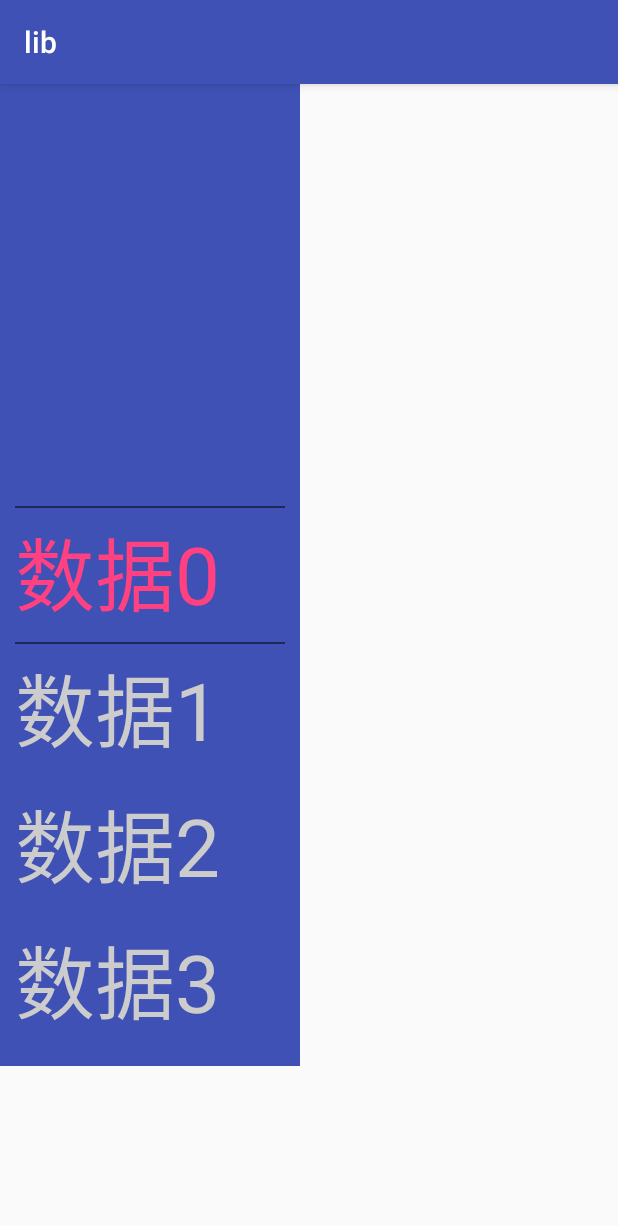
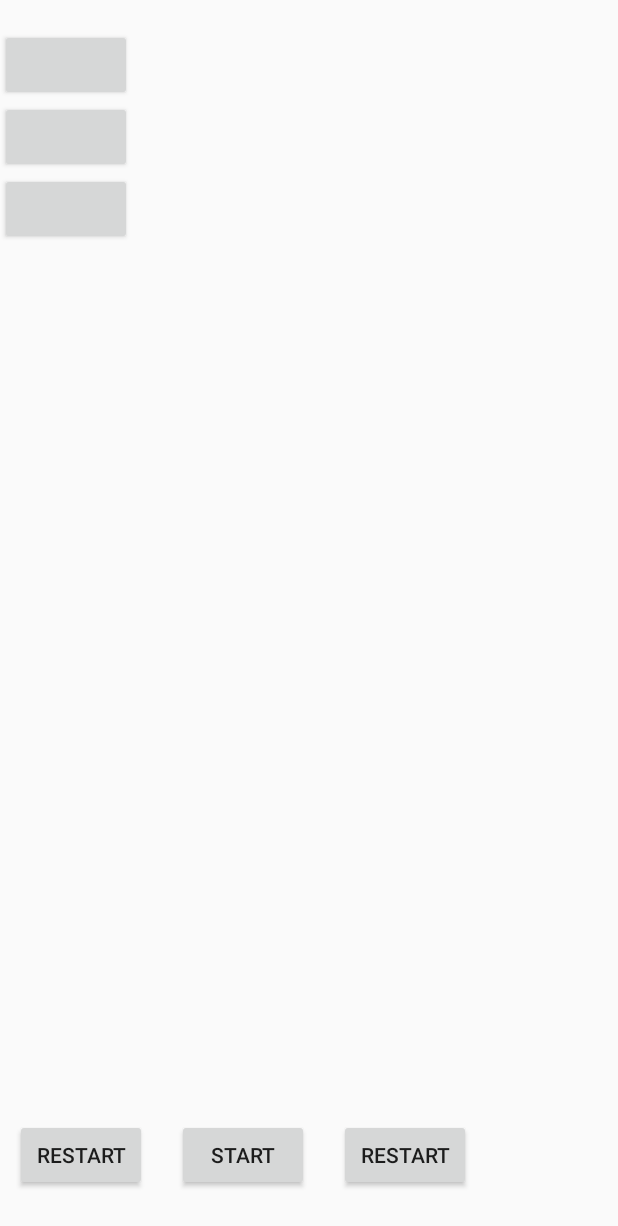
Before and after one commit to huanglx27/fitnesshourglass, an Android app: the screen it shows after launch (MainActivity), on a phone screen of 412 x 824 dp. Shown: the top 1226 px of the screen. Run offline under Robolectric (Android 15) with nearby library versions, the phone set to English and light mode, and no system bars.

Commit message:
加入CountdownTimer。

```diff
--- /dev/null
+++ b/app/src/main/java/com/fitnesshourglass/android/CountDown/CountDownFrament.java
@@ -0,0 +1,86 @@
+package com.fitnesshourglass.android.CountDown;
+
+import android.os.Bundle;
+import android.support.annotation.NonNull;
+import android.support.annotation.Nullable;
+import android.support.v4.app.Fragment;
+import android.view.LayoutInflater;
+import android.view.View;
+import android.view.ViewGroup;
+import android.widget.Button;
+import android.widget.TextView;
+
+import com.fitnesshourglass.android.R;
+
+public class CountDownFrament extends Fragment {
+
+    private TextView timeNowTextView;
+
+    private Button StartTestButton;
+
+    private Button PauseTestButton;
+
+    private Button RestartTestButton;
+
+    private Timer timer;
+
+    class Timer extends MyCountdownTimer{
+
+        private long mMillisInFuture;
+
+        public Timer(long millisInFuture, long countdownInterval) {
+            super(millisInFuture, countdownInterval);
+            mMillisInFuture =millisInFuture;
+        }
+
+        @Override
+        public void onTick(long millisUntilFinished, int percent) {
+            timeNowTextView.setText(millisUntilFinished/1000 + "秒");
+        }
+
+        @Override
+        public void onFinish() {
+            timeNowTextView.setText("结束");
+        }
+
+        @Override
+        public void onRestart() {
+            timeNowTextView.setText(mMillisInFuture/1000 + "秒");
+        }
+    }
+
+    @Nullable
+    @Override
+    public View onCreateView(@NonNull LayoutInflater inflater, @Nullable ViewGroup container, @Nullable Bundle savedInstanceState) {
+        View view = inflater.inflate(R.layout.part_countdown,container,false);
+        timeNowTextView = (TextView) view.findViewById(R.id.text_timenow);
+        StartTestButton = (Button) view.findViewById(R.id.button_start_test);
+        RestartTestButton = (Button) view.findViewById(R.id.button_start_restart_test);
+        PauseTestButton = (Button) view.findViewById(R.id.button_pause_test);
+        timer = new Timer(60000,1000);
+        return view;
+    }
+
+    @Override
+    public void onActivityCreated(@Nullable Bundle savedInstanceState) {
+        super.onActivityCreated(savedInstanceState);
+        StartTestButton.setOnClickListener(new View.OnClickListener() {
+            @Override
+            public void onClick(View view) {
+                timer.start();
+            }
+        });
+        RestartTestButton.setOnClickListener(new View.OnClickListener() {
+            @Override
+            public void onClick(View view) {
+                timer.restart();
+            }
+        });
+        PauseTestButton.setOnClickListener(new View.OnClickListener() {
+            @Override
+            public void onClick(View view) {
+                timer.pause();
+            }
+        });
+    }
+}
--- /dev/null
+++ b/app/src/main/java/com/fitnesshourglass/android/CountDown/MyCountdownTimer.java
@@ -0,0 +1,83 @@
+package com.fitnesshourglass.android.CountDown;
+
+import android.os.Message;
+
+public abstract class MyCountdownTimer {
+
+    private final long mCountdownInterval;
+
+    private long mTotalTime;
+
+    private long mRemainTime;
+
+    private static final int MSG_RUN = 1;
+
+    private static final int MSG_PAUSE = 2;
+
+    public MyCountdownTimer(long millisInFuture,long countdownInterval){
+
+        mRemainTime = millisInFuture;
+
+        mTotalTime = millisInFuture;
+
+        mCountdownInterval = countdownInterval;
+    }
+
+    public final void restart(){
+        synchronized (MyCountdownTimer.this){
+            mRemainTime = mTotalTime;
+            onRestart();
+        }
+    }
+
+    public final void cancel(){
+        handler.removeMessages(MSG_RUN);
+        handler.removeMessages(MSG_PAUSE);
+    }
+
+    /*public final void resume(){
+        handler.removeMessages(MSG_PAUSE);
+        handler.sendMessageAtFrontOfQueue(handler.obtainMessage(MSG_RUN));
+    }*/
+
+    public final void pause(){
+        handler.removeMessages(MSG_RUN);
+        handler.sendMessageAtFrontOfQueue(handler.obtainMessage(MSG_PAUSE));
+    }
+
+    public synchronized final MyCountdownTimer start(){
+        if (mRemainTime <= 0){
+            onFinish();
+            return this;
+        }
+        handler.sendMessageDelayed(handler.obtainMessage(MSG_RUN),mCountdownInterval);
+        return this;
+    }
+
+    public abstract void onTick(long millisUntilFinished,int percent);
+
+    public abstract void onFinish();
+
+    public abstract void onRestart();
+
+    private android.os.Handler handler = new android.os.Handler(){
+        @Override
+        public void handleMessage(Message msg) {
+            synchronized (MyCountdownTimer.this){
+                if (msg.what == MSG_RUN){
+                    mRemainTime = mRemainTime - mCountdownInterval;
+                    if (mRemainTime <= 0){
+                        onFinish();
+                    }else if (mRemainTime < mCountdownInterval){
+                        sendMessageDelayed(obtainMessage(MSG_RUN),mRemainTime);
+                    }else {
+                        onTick(mRemainTime,new Long(100*(mTotalTime - mRemainTime)/mTotalTime).intValue());
+                        sendMessageDelayed(obtainMessage(MSG_RUN),mCountdownInterval);
+                    }
+                }else if (msg.what == MSG_PAUSE){
+
+                }
+            }
+        }
+    };
+}
--- a/app/src/main/java/com/fitnesshourglass/android/MainActivity.java
+++ b/app/src/main/java/com/fitnesshourglass/android/MainActivity.java
@@ -1,5 +1,6 @@
 package com.fitnesshourglass.android;
 
+import android.support.v7.app.ActionBar;
 import android.support.v7.app.AppCompatActivity;
 import android.os.Bundle;
 
@@ -9,5 +10,9 @@ public class MainActivity extends AppCompatActivity {
     protected void onCreate(Bundle savedInstanceState) {
         super.onCreate(savedInstanceState);
         setContentView(R.layout.activity_main);
+        ActionBar actionBar = getSupportActionBar();
+        if(actionBar != null){
+            actionBar.hide();
+        }
     }
 }
--- a/app/src/main/java/com/fitnesshourglass/android/Timing/TimingFragment.java
+++ b/app/src/main/java/com/fitnesshourglass/android/Timing/TimingFragment.java
@@ -20,7 +20,9 @@ import java.util.List;
 
 public class TimingFragment extends Fragment {
 
-    private WheelView wheelView;
+    private WheelView wheelView_min;
+
+    private WheelView wheelView_second;
 
     private List<String> dataSources;
 
@@ -30,26 +32,38 @@ public class TimingFragment extends Fragment {
     @Override
     public View onCreateView(@NonNull LayoutInflater inflater, @Nullable ViewGroup container, @Nullable Bundle savedInstanceState) {
         View view = inflater.inflate(R.layout.part_timing,container,false);
-        wheelView = view.findViewById(R.id.wheelview);
-        wheelView.setTextSize(80);
-        wheelView.setVisibilityCount(7);
-        wheelView.setTextGravity(Gravity.CENTER_VERTICAL | Gravity.LEFT);
-        wheelView.setSelectedTextColor(ContextCompat.getColor(getContext(),R.color.colorAccent));
+        wheelView_min = view.findViewById(R.id.wheelview_min);
+        wheelView_min.setTextSize(180);
+        wheelView_min.setTextVerticalSpacing(1);
+        wheelView_min.setVisibilityCount(5);
+        wheelView_min.setTextGravity(Gravity.CENTER_VERTICAL | Gravity.RIGHT);
+        wheelView_min.setSelectedTextColor(ContextCompat.getColor(getContext(),R.color.colorAccent));
+        wheelView_second = view.findViewById(R.id.wheelview_second);
+        wheelView_second.setTextSize(180);
+        wheelView_second.setVisibilityCount(5);
+        wheelView_second.setTextGravity(Gravity.CENTER_VERTICAL | Gravity.END);
+        wheelView_second.setSelectedTextColor(ContextCompat.getColor(getContext(),R.color.colorAccent));
         dataSources = new ArrayList<>();
         for (int i = 0; i < 60; i++) {
-            dataSources.add("数据" + i);
+            if(i<10){
+                dataSources.add("0"+i);
+            }
+            else {
+                dataSources.add(""+i);
+            }
         }
-        wheelView.setDataSources(dataSources);
+        wheelView_second.setDataSources(dataSources);
+        wheelView_min.setDataSources(dataSources);
         return view;
     }
 
     @Override
     public void onActivityCreated(@Nullable Bundle savedInstanceState) {
         super.onActivityCreated(savedInstanceState);
-        wheelView.setCallBack(new WheelView.CallBack() {
+        wheelView_min.setCallBack(new WheelView.CallBack() {
             @Override
             public void onPositionSelect(int position) {
-                Log.d("RUSS","time is " + position);
+               // Log.d("RUSS","time is " + position);
             }
         });
     }
--- a/app/src/main/res/layout/activity_main.xml
+++ b/app/src/main/res/layout/activity_main.xml
@@ -6,10 +6,18 @@
     android:layout_width="match_parent"
     android:layout_height="match_parent">
 
-    <fragment
+    <!--<fragment
         android:id="@+id/part_timing"
         android:name="com.fitnesshourglass.android.Timing.TimingFragment"
         android:layout_width="match_parent"
+        android:layout_height="match_parent"/>-->
+
+    <fragment
+        android:id="@+id/part_countdown"
+        android:name="com.fitnesshourglass.android.CountDown.CountDownFrament"
+        android:layout_width="match_parent"
         android:layout_height="match_parent"/>
 
+    <include layout="@layout/part_bottom" />
+
 </FrameLayout>
--- /dev/null
+++ b/app/src/main/res/layout/part_bottom.xml
@@ -0,0 +1,38 @@
+<?xml version="1.0" encoding="utf-8"?>
+<LinearLayout
+    xmlns:android="http://schemas.android.com/apk/res/android"
+    android:orientation="horizontal"
+    android:layout_width="match_parent"
+    android:layout_height="wrap_content"
+    android:layout_gravity="bottom"
+    android:layout_marginBottom="20dp"
+    >
+
+    <Button
+        android:id="@+id/button_restart"
+        android:layout_width="wrap_content"
+        android:layout_height="wrap_content"
+        android:layout_gravity="center"
+        android:layout_margin="10dp"
+        android:text="restart"
+        />
+
+    <Button
+        android:id="@+id/button_start"
+        android:layout_width="wrap_content"
+        android:layout_height="wrap_content"
+        android:layout_gravity="center"
+        android:layout_margin="10dp"
+        android:text="start"
+        />
+
+    <Button
+        android:id="@+id/button_set"
+        android:layout_width="wrap_content"
+        android:layout_height="wrap_content"
+        android:layout_gravity="center"
+        android:layout_margin="10dp"
+        android:text="restart"
+        />
+
+</LinearLayout>
--- /dev/null
+++ b/app/src/main/res/layout/part_countdown.xml
@@ -0,0 +1,24 @@
+<?xml version="1.0" encoding="utf-8"?>
+<LinearLayout xmlns:android="http://schemas.android.com/apk/res/android"
+    android:orientation="vertical" android:layout_width="match_parent"
+    android:layout_height="match_parent">
+
+    <TextView
+        android:id="@+id/text_timenow"
+        android:layout_width="wrap_content"
+        android:layout_height="wrap_content"
+        />
+    <Button
+        android:id="@+id/button_start_test"
+        android:layout_width="wrap_content"
+        android:layout_height="wrap_content" />
+    <Button
+        android:id="@+id/button_pause_test"
+        android:layout_width="wrap_content"
+        android:layout_height="wrap_content" />
+    <Button
+        android:id="@+id/button_start_restart_test"
+        android:layout_width="wrap_content"
+        android:layout_height="wrap_content" />
+
+</LinearLayout>
--- a/app/src/main/res/values/colors.xml
+++ b/app/src/main/res/values/colors.xml
@@ -1,6 +1,6 @@
 <?xml version="1.0" encoding="utf-8"?>
 <resources>
-    <color name="colorPrimary">#3F51B5</color>
-    <color name="colorPrimaryDark">#303F9F</color>
-    <color name="colorAccent">#FF4081</color>
+    <color name="colorPrimary"> #458B74</color>
+    <color name="colorPrimaryDark">#458B74</color>
+    <color name="colorAccent">#fff</color>
 </resources>
```
Also changed, not shown: app/src/main/res/layout/part_timing.xml (+36 -4 lines).
